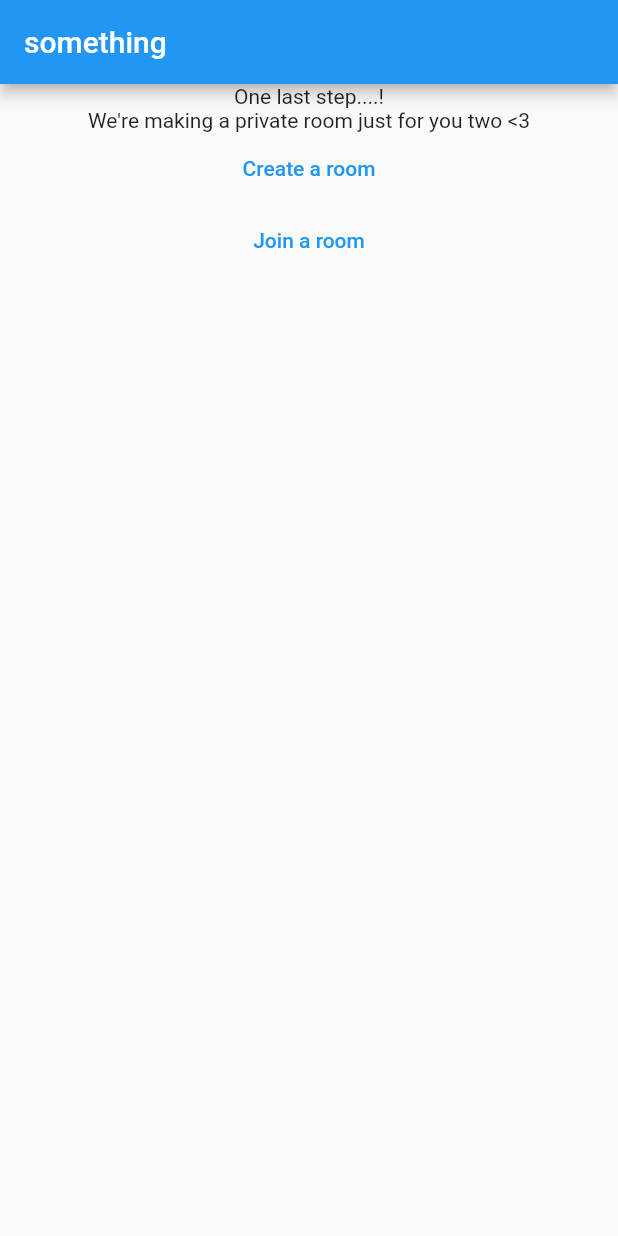
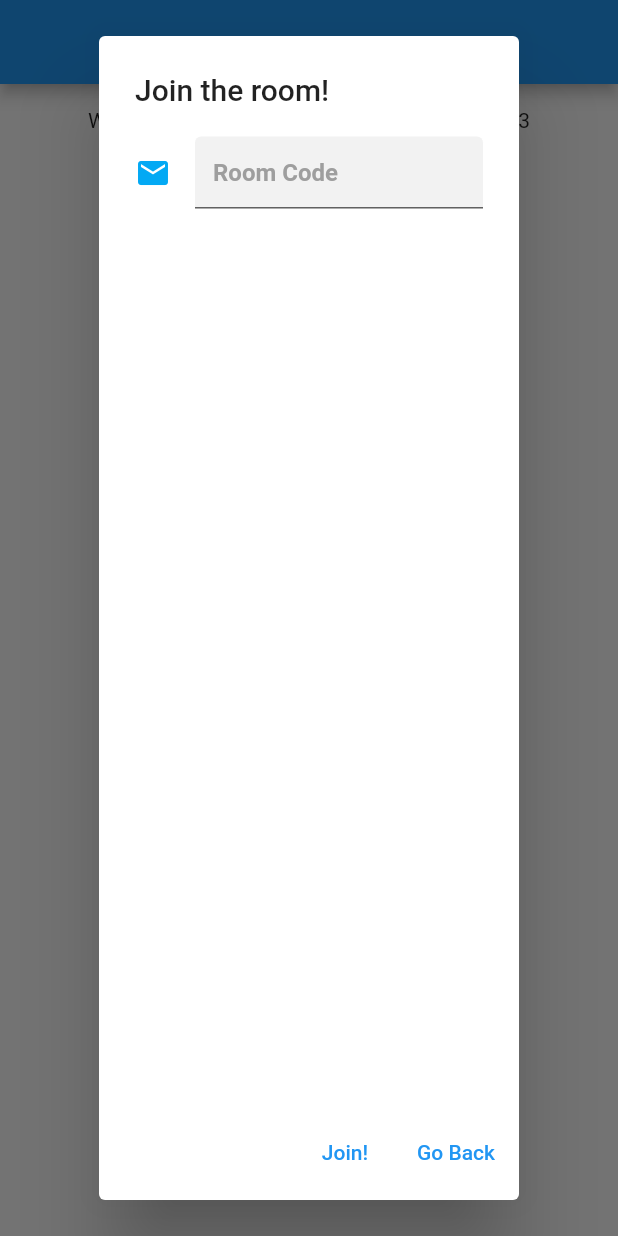
Before and after one commit to ArzeLu/Mittens, a Flutter app: the screen it shows once a user with an empty profile is signed in, after a tap on "Join a room", on a phone screen of 412 x 824 dp. Run offline on Flutter 3.47's test engine with Material 2 defaults, Android fonts, the phone set to English and light mode, and no system bars; our stand-ins replace firebase_auth, firebase_core, firebase_database, firebase_storage, hive, hive_flutter and 3 more; missing offline and left inert: media_store_plus; accounts and stored records are empty.

Commit message:
completed room implementation

```diff
--- a/lib/helpers/generator.dart
+++ b/lib/helpers/generator.dart
@@ -3,7 +3,7 @@ import 'dart:math';
 import '../services/realtime_db.dart';
 
 class Generator{
-  final RTDatabase _database = RTDatabase.instance;
+  final RTDatabase _database = RTDatabase();
   late final Random rand;
 
   //This is the char index in dart. Dart doesn't have conventional char var type
@@ -29,7 +29,7 @@ class Generator{
         int newNum = rand.nextInt(26) + 65;
         generatedLetter += String.fromCharCode(newNum);
       }
-      check = await _database.checkInviteCodeExistence(generatedLetter);
+      check = await _database.checkRoomIDExistence(generatedLetter);
     }
 
     return generatedLetter;
--- a/lib/main.dart
+++ b/lib/main.dart
@@ -4,9 +4,7 @@ import 'package:firebase_core/firebase_core.dart';
 //relative imports
 import 'services/auth_wrapper.dart';
 import 'services/hive_storage.dart';
-import 'services/realtime_db.dart';
 
-late final RTDatabase database;
 late final HiveStorage hive;
 
 void main() async {
@@ -14,7 +12,6 @@ void main() async {
   await Firebase.initializeApp(
     options: DefaultFirebaseOptions.currentPlatform,
   );
-  database = RTDatabase.instance;
   hive = HiveStorage();
   await hive.hiveStart();
   await hive.openBoxes();
--- a/lib/pages/home/home.dart
+++ b/lib/pages/home/home.dart
@@ -16,12 +16,18 @@ class _HomeState extends State<Home> {
   bool isRoomBound =
       hive.roomID.get("roomID") != null; //if the user has created or joined a room
 
-  String something = "something";
+  Widget selectedPage = const HomePage();
 
   void roomBinding() {
+    Navigator.pop(context); //popping the alertdialog here (from room_setup.dart) bcs of async issues
     setState(() {
       isRoomBound = true;
-      something = hive.roomID.get("roomID");
+    });
+  }
+
+  void selectPage(){
+    setState(() {
+
     });
   }
 
@@ -29,10 +35,10 @@ class _HomeState extends State<Home> {
   Widget build(BuildContext context) {
     return Scaffold(
       resizeToAvoidBottomInset: false,
-      appBar: AppBar(title: Text(something)),
+      appBar: AppBar(),
 
       //display home if user is already in a room
-      body: isRoomBound ? const HomePage() : RoomSetUp(() => roomBinding()),
+      body: isRoomBound ? selectedPage : RoomSetUp(() => roomBinding()),
 
       //navigator bar. if the user isn't in a room yet, then don't display it
       bottomNavigationBar: isRoomBound
--- a/lib/pages/home/room_setup.dart
+++ b/lib/pages/home/room_setup.dart
@@ -17,6 +17,7 @@ class RoomSetUp extends StatefulWidget {
 class _RoomSetUpState extends State<RoomSetUp> {
   final RTDatabase _database = RTDatabase();
   final Generator _generator = Generator.instance;
+  final _lightGrey = const Color(0xfff2f2f2);
   String inviteCode = "";
   String roomID = "";
 
@@ -41,9 +42,17 @@ class _RoomSetUpState extends State<RoomSetUp> {
                               TextButton(
                                 child: const Text("Create!"),
                                 onPressed: () async {
-                                  String roomID = await _generator.getRoomCode();
-                                  await Future.wait([hive.roomID.put("roomID", roomID)]);
+                                  String roomID =
+                                      await _generator.getRoomCode();
+                                  await hive.roomID.put("roomID", roomID);
+                                  await _database.storeRoomID();
                                   widget.callback();
+                                },
+                              ),
+                              TextButton(
+                                child: const Text("Go Back"),
+                                onPressed: () {
+                                  Navigator.pop(context);
                                 },
                               )
                             ]);
@@ -51,7 +60,56 @@ class _RoomSetUpState extends State<RoomSetUp> {
                 }),
             TextButton(
               child: const Text("Join a room"),
-              onPressed: () {},
+              onPressed: () {
+                showDialog(
+                    context: context,
+                    builder: (BuildContext context) {
+                      String input = "";
+                      String errorPrompt = "";
+                      return AlertDialog(
+                          title: const Text("Join the room!"),
+                          content: Column(children: [
+                            TextFormField(
+                                decoration: InputDecoration(
+                                    icon: const Icon(Icons.email,
+                                        color: Colors.lightBlue),
+                                    hintText: "Room Code",
+                                    hintStyle: const TextStyle(
+                                        color: Colors.grey,
+                                        fontWeight: FontWeight.bold),
+                                    filled: true,
+                                    fillColor: _lightGrey),
+                                onChanged: (value) => input = value),
+                            Text(errorPrompt)
+                          ]),
+                          actions: [
+                            TextButton(
+                              child: const Text("Join!"),
+                              onPressed: () async {
+                                bool availability = await _database
+                                    .checkRoomIDAvailability(input);
+
+                                if (availability) {
+                                  await hive.roomID.put("roomID", roomID);
+                                  await _database.storeRoomID();
+                                  await _database.markRoomFull();
+                                  widget.callback();
+                                } else {
+                                  setState(() {
+                                    errorPrompt = "The code is either invalid or used by others. Please try again!";
+                                  });
+                                }
+                              },
+                            ),
+                            TextButton(
+                              child: const Text("Go Back"),
+                              onPressed: () {
+                                Navigator.pop(context);
+                              },
+                            )
+                          ]);
+                    });
+              },
             )
           ],
         ));
```
Also changed, not shown: lib/helpers/chat_system.dart (+19 -10 lines), lib/pages/home/home_page.dart (+11 -1 lines), lib/services/realtime_db.dart (+61 -25 lines), lib/services/room.dart (deleted).
